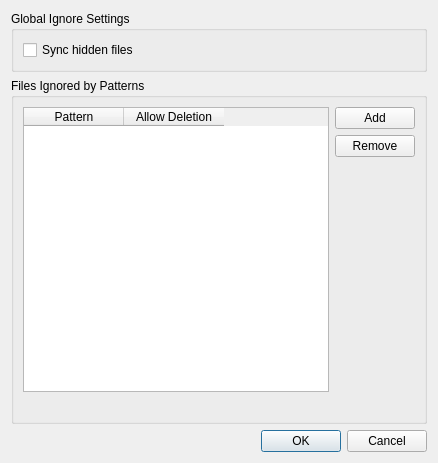
This is src/gui/ignorelisteditor.ui in nextcloud/desktop as Qt 5 draws it before an edit. The edited form follows.
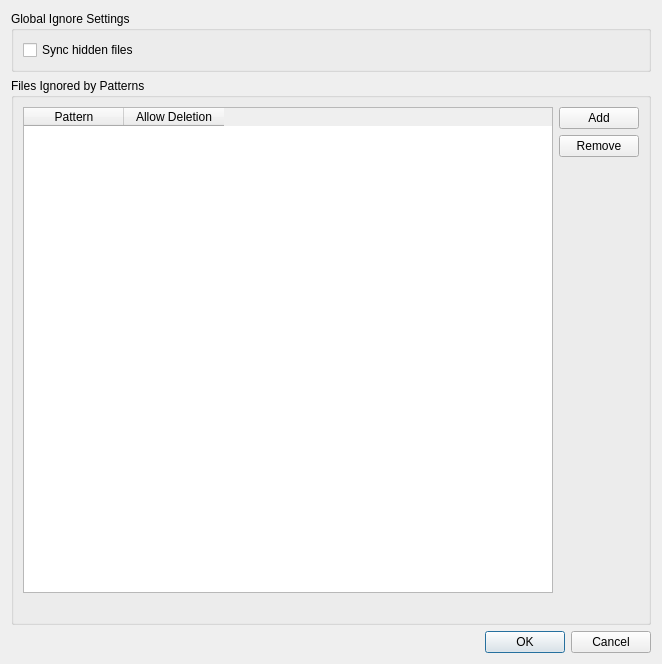
This is the edited form.

Commit message:
Ignore list editor: adjust the size of the columns in the table
So the title of the column is fully visible.
Adjust the default size and the size policy of the label so it behave
correctly as the window get resized

Issue #5600

Patch:
```diff
--- a/src/gui/ignorelisteditor.ui
+++ b/src/gui/ignorelisteditor.ui
@@ -6,8 +6,8 @@
    <rect>
     <x>0</x>
     <y>0</y>
-    <width>438</width>
-    <height>463</height>
+    <width>662</width>
+    <height>664</height>
    </rect>
   </property>
   <property name="windowTitle">
@@ -103,9 +103,18 @@
         <property name="enabled">
          <bool>true</bool>
         </property>
+        <property name="sizePolicy">
+         <sizepolicy hsizetype="Preferred" vsizetype="Fixed">
+          <horstretch>0</horstretch>
+          <verstretch>0</verstretch>
+         </sizepolicy>
+        </property>
         <property name="text">
          <string/>
         </property>
+        <property name="textFormat">
+         <enum>Qt::PlainText</enum>
+        </property>
         <property name="wordWrap">
          <bool>true</bool>
         </property>
```
The commit also changes 1 other file.
